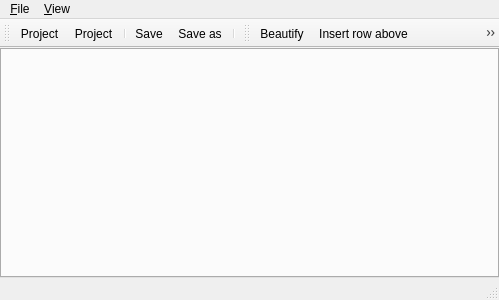
This is tce_aed/mainwindow.ui in lasseLehtonen/tce_unofficial as Qt 5 draws it before an edit. The edited form follows.
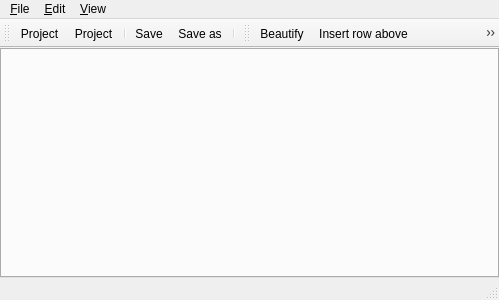
This is the edited form. Icons and pictures are not drawn.

What changed in the file:
```diff
--- a/tce_aed/mainwindow.ui
+++ b/tce_aed/mainwindow.ui
@@ -82,7 +82,15 @@
     <addaction name="actionInfo"/>
     <addaction name="actionAssembly_code_editor"/>
    </widget>
+   <widget class="QMenu" name="menu_Edit">
+    <property name="title">
+     <string>&amp;Edit</string>
+    </property>
+    <addaction name="actionCopy"/>
+    <addaction name="actionPaste"/>
+   </widget>
    <addaction name="menu_File"/>
+   <addaction name="menu_Edit"/>
    <addaction name="menu_View"/>
   </widget>
   <widget class="QToolBar" name="mainToolBar">
```
Left out of the diff: 22 changed lines with no effect on the pictures.
